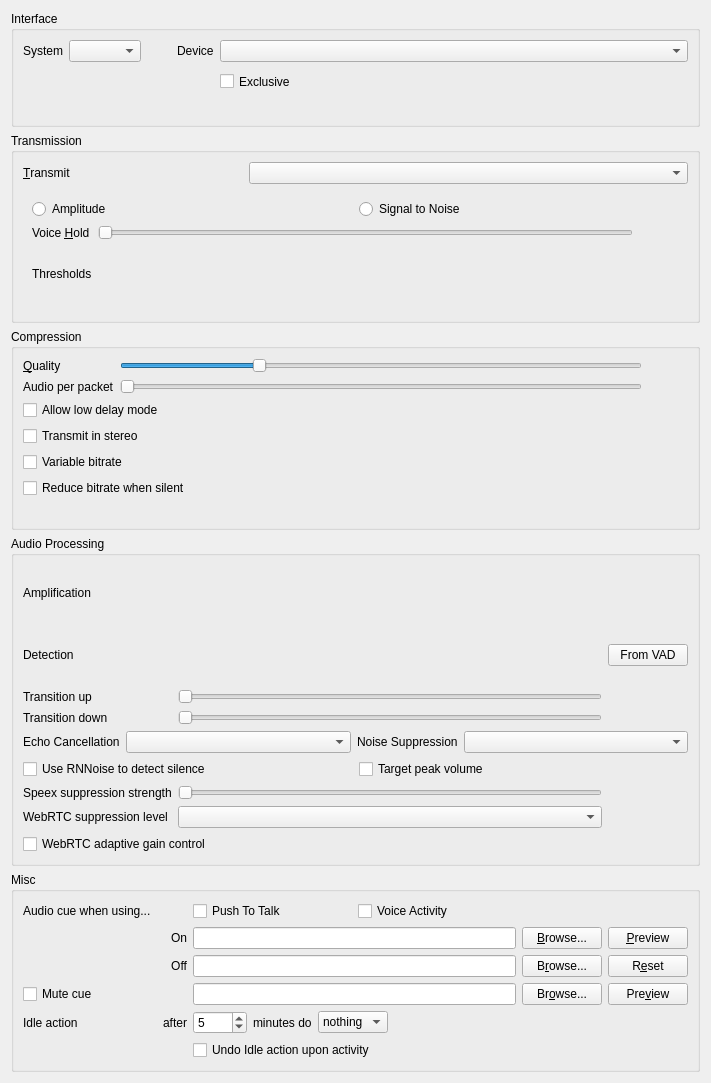
Old version of the form src/mumble/AudioInput.ui in the repository d3adb5/mumble.
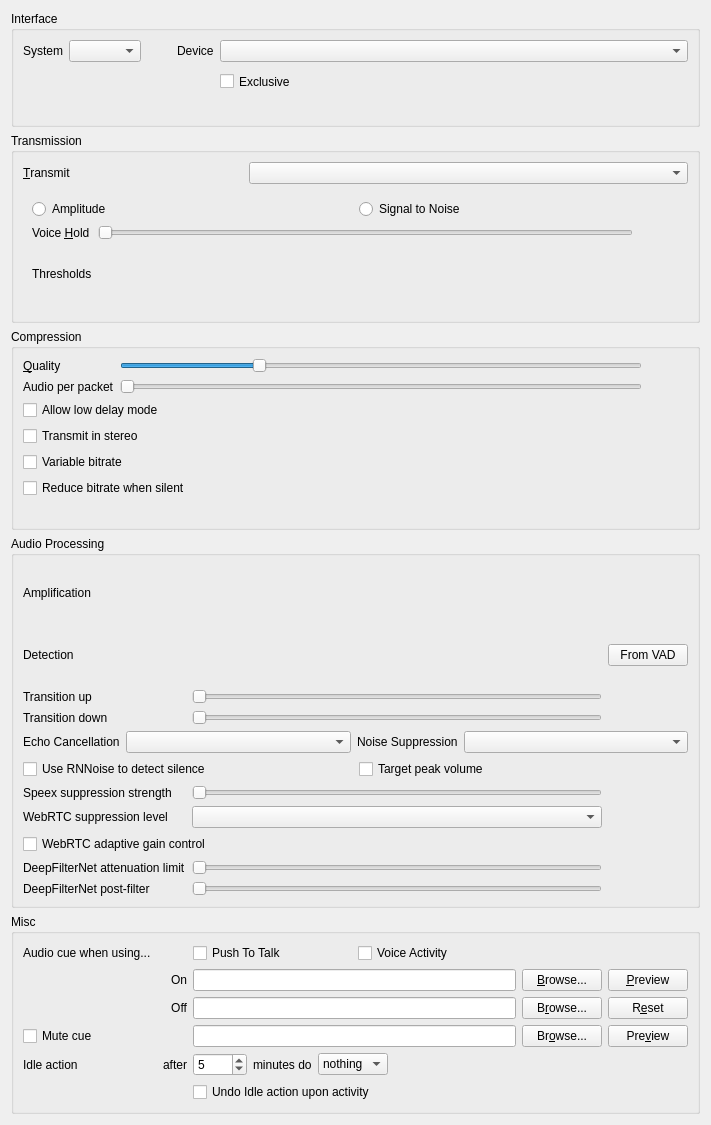
New version of the form. Custom widgets are drawn as their Qt base class.

Commit message: feat: add DeepFilterNet3 as a noise-suppression option

Patch:
```diff
--- a/src/mumble/AudioInput.ui
+++ b/src/mumble/AudioInput.ui
@@ -1020,6 +1020,126 @@
         </property>
        </widget>
       </item>
+      <item row="9" column="0">
+       <widget class="QLabel" name="qlDeepFilterAttenLimit">
+        <property name="toolTip">
+         <string>Maximum amount of noise DeepFilterNet is allowed to attenuate.</string>
+        </property>
+        <property name="text">
+         <string>DeepFilterNet attenuation limit</string>
+        </property>
+        <property name="buddy">
+         <cstring>qsDeepFilterAttenLimit</cstring>
+        </property>
+       </widget>
+      </item>
+      <item row="9" column="1">
+       <widget class="SemanticSlider" name="qsDeepFilterAttenLimit">
+        <property name="toolTip">
+         <string>Maximum amount of noise DeepFilterNet is allowed to attenuate.</string>
+        </property>
+        <property name="whatsThis">
+         <string>&lt;b&gt;DeepFilterNet attenuation limit.&lt;/b&gt;&lt;br /&gt;Caps how much background noise the model may remove. The maximum suppresses noise fully; lower values keep more of the original ambience.</string>
+        </property>
+        <property name="accessibleName">
+         <string>DeepFilterNet attenuation limit</string>
+        </property>
+        <property name="minimum">
+         <number>0</number>
+        </property>
+        <property name="maximum">
+         <number>100</number>
+        </property>
+        <property name="pageStep">
+         <number>10</number>
+        </property>
+        <property name="orientation">
+         <enum>Qt::Horizontal</enum>
+        </property>
+       </widget>
+      </item>
+      <item row="9" column="2">
+       <widget class="QLabel" name="qlDeepFilterAttenLimitValue">
+        <property name="sizePolicy">
+         <sizepolicy hsizetype="Fixed" vsizetype="Fixed">
+          <horstretch>0</horstretch>
+          <verstretch>0</verstretch>
+         </sizepolicy>
+        </property>
+        <property name="minimumSize">
+         <size>
+          <width>30</width>
+          <height>0</height>
+         </size>
+        </property>
+        <property name="toolTip">
+         <string>Maximum amount of noise DeepFilterNet is allowed to attenuate.</string>
+        </property>
+        <property name="text">
+         <string/>
+        </property>
+       </widget>
+      </item>
+      <item row="10" column="0">
+       <widget class="QLabel" name="qlDeepFilterPostFilter">
+        <property name="toolTip">
+         <string>DeepFilterNet post-filter that reduces residual noise (0 disables it).</string>
+        </property>
+        <property name="text">
+         <string>DeepFilterNet post-filter</string>
+        </property>
+        <property name="buddy">
+         <cstring>qsDeepFilterPostFilter</cstring>
+        </property>
+       </widget>
+      </item>
+      <item row="10" column="1">
+       <widget class="SemanticSlider" name="qsDeepFilterPostFilter">
+        <property name="toolTip">
+         <string>DeepFilterNet post-filter that reduces residual noise (0 disables it).</string>
+        </property>
+        <property name="whatsThis">
+         <string>&lt;b&gt;DeepFilterNet post-filter.&lt;/b&gt;&lt;br /&gt;Sharpens the separation between speech and noise to curb residual &quot;musical&quot; noise. Higher values filter more aggressively; 0 disables the post-filter.</string>
+        </property>
+        <property name="accessibleName">
+         <string>DeepFilterNet post-filter strength</string>
+        </property>
+        <property name="minimum">
+         <number>0</number>
+        </property>
+        <property name="maximum">
+         <number>50</number>
+        </property>
+        <property name="pageStep">
+         <number>5</number>
+        </property>
+        <property name="orientation">
+         <enum>Qt::Horizontal</enum>
+        </property>
+       </widget>
+      </item>
+      <item row="10" column="2">
+       <widget class="QLabel" name="qlDeepFilterPostFilterValue">
+        <property name="sizePolicy">
+         <sizepolicy hsizetype="Fixed" vsizetype="Fixed">
+          <horstretch>0</horstretch>
+          <verstretch>0</verstretch>
+         </sizepolicy>
+        </property>
+        <property name="minimumSize">
+         <size>
+          <width>30</width>
+          <height>0</height>
+         </size>
+        </property>
+        <property name="toolTip">
+         <string>DeepFilterNet post-filter that reduces residual noise (0 disables it).</string>
+        </property>
+        <property name="text">
+         <string/>
+        </property>
+       </widget>
+      </item>
      </layout>
     </widget>
    </item>
```
Left out of the diff: 2 changed lines with no effect on the pictures. The commit also changes 10 other files.
